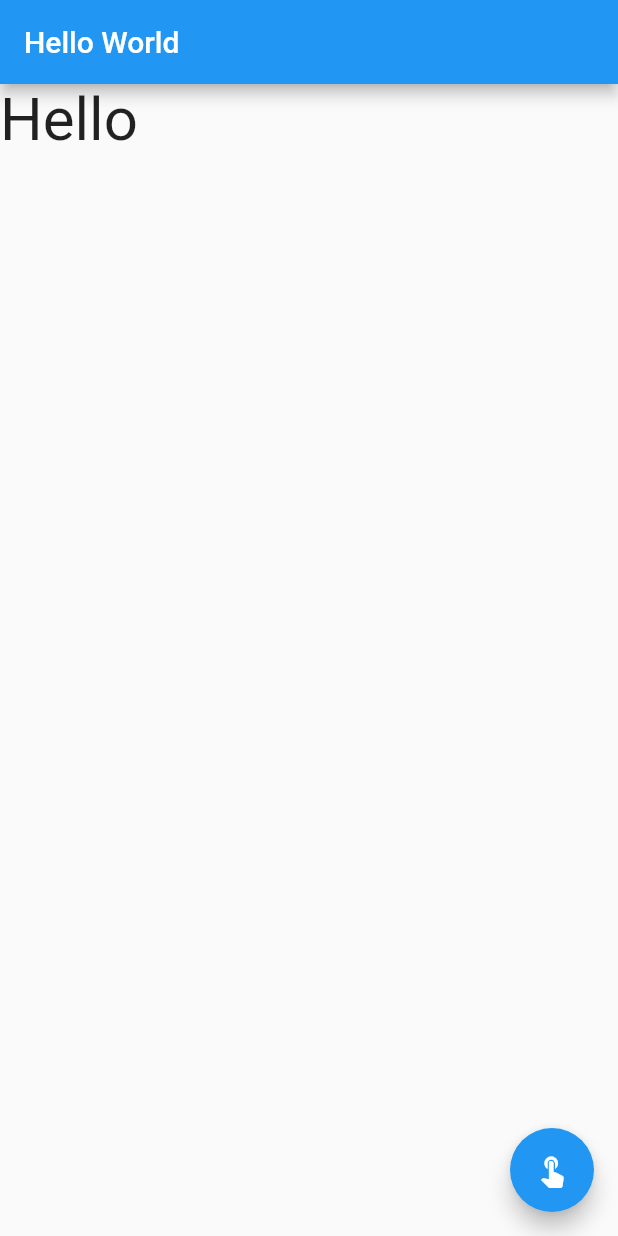
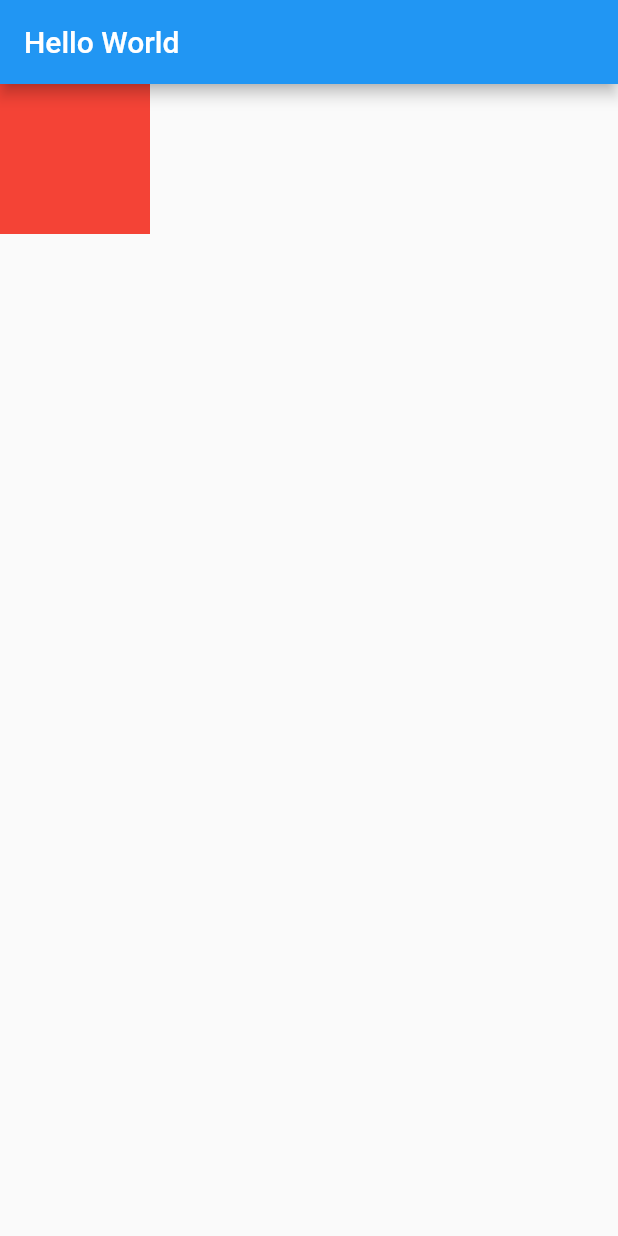
Before and after one commit to kopro-ov/flutter_book_club, a Flutter app: the screen it shows after launch, on a phone screen of 412 x 824 dp. Run offline on Flutter 3.47's test engine with Material 2 defaults, Android fonts, the phone set to English and light mode, and no system bars; our stand-ins replace carousel_slider.

Commit message:
Container 위젯 추가

```diff
--- a/ex/survival_coding/flutter_first_app/lib/main.dart
+++ b/ex/survival_coding/flutter_first_app/lib/main.dart
@@ -33,21 +33,13 @@ class _MyHomePageState extends State<MyHomePage> {
   @override
   Widget build(BuildContext context) {
     return Scaffold(
-      appBar: AppBar(
-        title: Text('Hello World'),
-      ),
-      body: Text(
-        _text,
-        style: TextStyle(fontSize: 40),
-      ),
-      floatingActionButton: FloatingActionButton(
-        onPressed: () {
-          setState(() {
-            _text = 'world';
-          });
-        },
-        child: Icon(Icons.touch_app),
-      ),
-    );
+        appBar: AppBar(
+          title: Text('Hello World'),
+        ),
+        body: Container(
+          color: Colors.red,
+          width: 100,
+          height: 100,
+        ));
   }
 }
```
